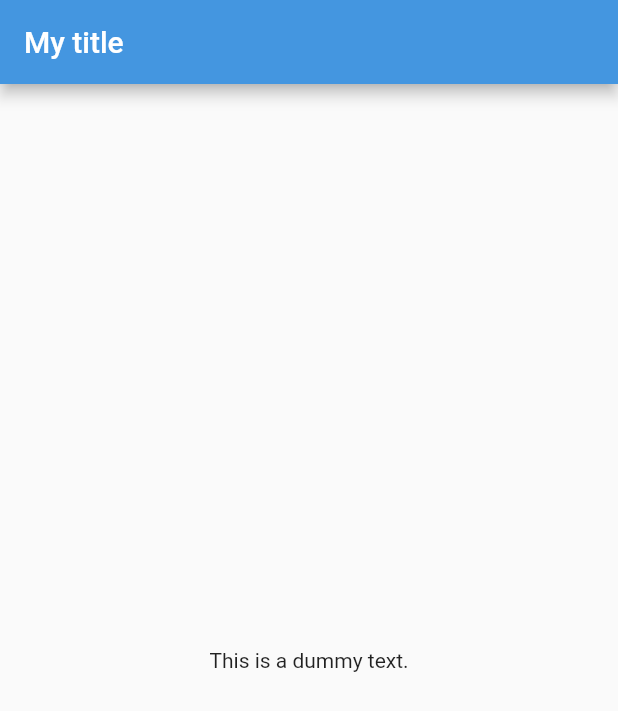
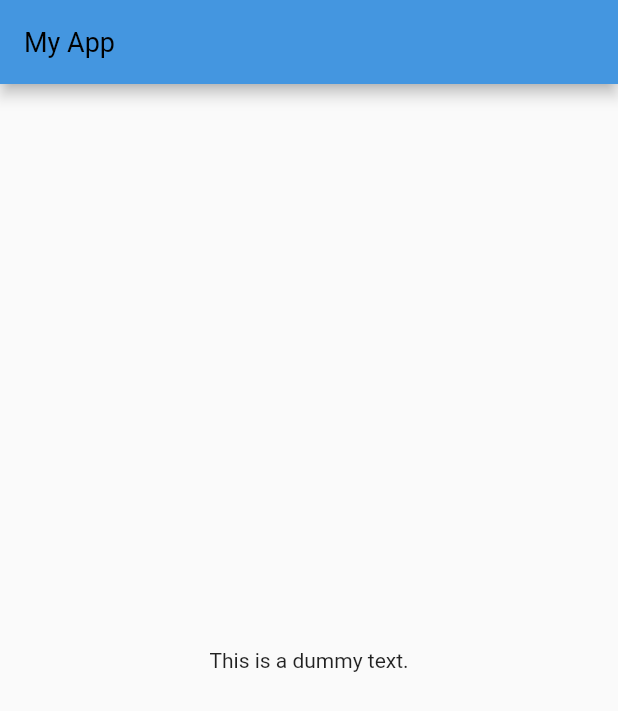
Before and after one commit to Aman2two/customtheme, a Flutter app: the screen it shows after launch, on a phone screen of 412 x 824 dp. Shown: the top 711 px of the screen. Run offline on Flutter 3.47's test engine with Material 2 defaults, Android fonts, the phone set to English and light mode, and no system bars; our stand-ins replace get_it.

Commit message:
changes added for text

```diff
--- a/lib/app_configuration_json.dart
+++ b/lib/app_configuration_json.dart
@@ -1,6 +1,6 @@
 
 
-Map<String,Map<String,Object>> appConfigMap={
+Map<String,Map<String,Object>> appThemeConfig={
   "AppColorsLight":{
     "primary":0xff4496e0,
     "onPrimary":0xffffffff,
@@ -59,7 +59,37 @@ Map<String,Map<String,Object>> appConfigMap={
     "inversePrimary":0xff596e73,
     "shadow":0xff000000,
   },
-  "TextConfig":{
+};
 
-  }
+Map<String,Map<String,Object>> textThemeConfig={
+  "TextTheme1":{
+    "fontSize":10.0,
+    "textColor": 0xff000000,
+    "textStyle":"normal"
+  },
+  "TextTheme2":{
+    "fontSize":12.0,
+    "textColor": 0xff000000,
+    "textStyle":"normal"
+  },
+  "TextTheme3":{
+    "fontSize":14.0,
+    "textColor": 0xff000000,
+    "textStyle":"normal"
+  },
+  "TextTheme4":{
+    "fontSize":16.0,
+    "textColor": 0xff000000,
+    "textStyle":"normal"
+  },
+  "TextTheme5":{
+    "fontSize":18.0,
+    "textColor": 0xff000000,
+    "textStyle":"normal"
+  },
+  "TextTheme6":{
+    "fontSize":20.0,
+    "textColor": 0xff000000,
+    "textStyle":"normal"
+  },
 };
--- a/lib/app_configuration_json_helper.dart
+++ b/lib/app_configuration_json_helper.dart
@@ -2,7 +2,7 @@ import 'app_configuration_json.dart';
 import 'custom_color_scheme.dart';
 
 class AppConfigurationJsonHelper {
-  giveLightThemeMap() => appConfigMap["AppColorsLight"] ?? {};
-
-  giveDarkThemeMap() => appConfigMap["AppColorsDark"] ?? {};
+  giveLightThemeMap() => appThemeConfig["AppColorsLight"] ?? {};
+  giveDarkThemeMap() => appThemeConfig["AppColorsDark"] ?? {};
+  giveTextThemeMap() => textThemeConfig;
 }
--- /dev/null
+++ b/lib/customWidgets/text/text_utils.dart
@@ -0,0 +1,38 @@
+import 'package:flutter/widgets.dart';
+
+import '../../app_configuration_json_helper.dart';
+import '../../locator.dart';
+
+enum TextStyleEnum { extraSmall, small, regular, medium, large, extraLarge }
+
+class TextUtils {
+  static customTextWidget(TextStyleEnum size, String text, {isBold = false}) {
+    switch (size) {
+      case TextStyleEnum.extraSmall:
+        return createTextWidgetFromMap("TextTheme1", text, isBold);
+      case TextStyleEnum.small:
+        return createTextWidgetFromMap("TextTheme2", text, isBold);
+      case TextStyleEnum.regular:
+        return createTextWidgetFromMap("TextTheme3", text, isBold);
+      case TextStyleEnum.medium:
+        return createTextWidgetFromMap("TextTheme4", text, isBold);
+      case TextStyleEnum.large:
+        return createTextWidgetFromMap("TextTheme5", text, isBold);
+      case TextStyleEnum.extraLarge:
+        return createTextWidgetFromMap("TextTheme6", text, isBold);
+    }
+  }
+
+  static createTextWidgetFromMap(String keyName, String text, bool isBold) {
+    Map<String, Map<String, Object>> textThemeMap =
+        getIt.get<AppConfigurationJsonHelper>().giveTextThemeMap();
+    Map<String, Object> properties = textThemeMap[keyName] ?? {};
+    return Text(
+      text,
+      style: TextStyle(
+          fontSize: properties["fontSize"] as double,
+          color: Color(properties["textColor"] as int),
+          fontWeight: isBold ? FontWeight.bold : FontWeight.normal),
+    );
+  }
+}
--- a/lib/main.dart
+++ b/lib/main.dart
@@ -1,5 +1,6 @@
 import 'package:flutter/material.dart';
 import 'package:untitled3/app_configuration_json_helper.dart';
+import 'package:untitled3/customWidgets/text/text_utils.dart';
 import 'package:untitled3/custom_color_scheme.dart';
 import 'package:untitled3/locator.dart';
 
@@ -18,6 +19,7 @@ class MyApp extends StatelessWidget {
         getIt.get<AppConfigurationJsonHelper>();
     return MaterialApp(
       title: 'Flutter Demo',
+      debugShowCheckedModeBanner: false,
       theme: ThemeData(
           colorScheme:
               MyColorScheme(appConfigurationJsonHelper.giveLightThemeMap())
@@ -30,11 +32,8 @@ class MyApp extends StatelessWidget {
       themeMode: ThemeMode.system,
       home: Scaffold(
           appBar: AppBar(
-            title: const Text(
-              "My title",
-              // use get it to fetch color scheme
-            ),
-          ),
+              title:
+                  TextUtils.customTextWidget(TextStyleEnum.large, "My App")),
           body: Center(
               child: GestureDetector(
                   onTap: () {}, child: const Text("This is a dummy text.")))),
```
